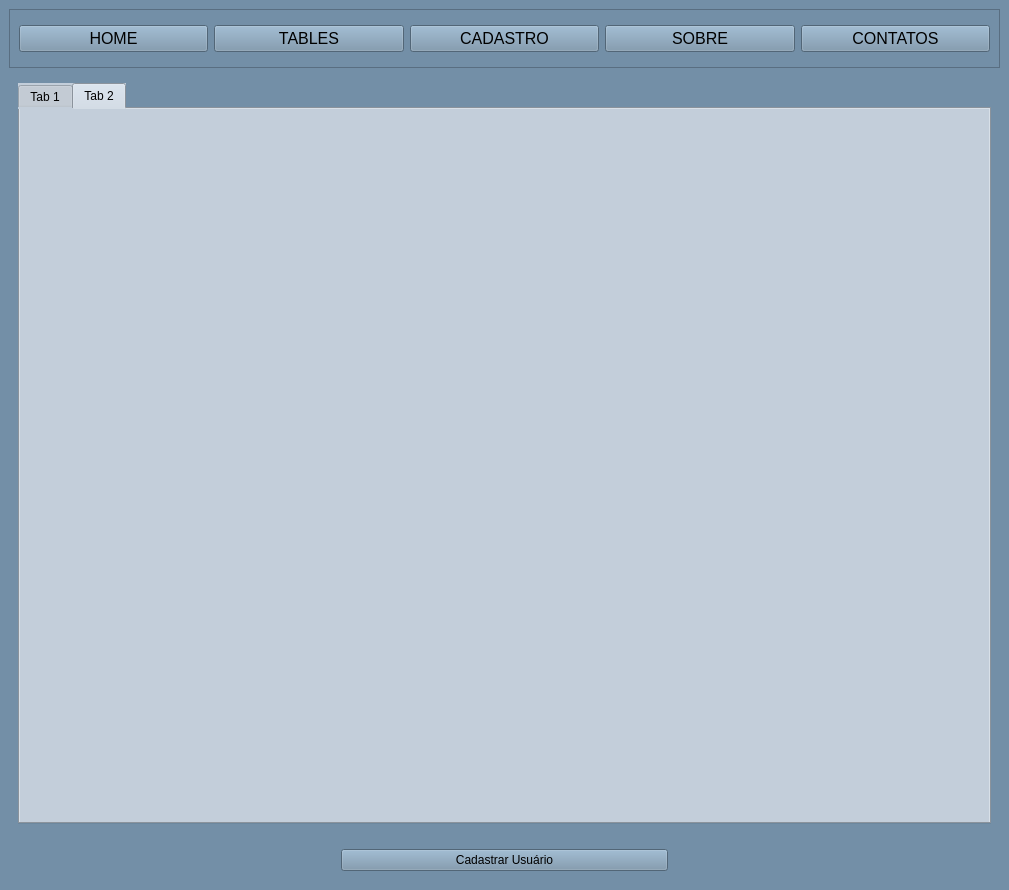
This is mainScreen.ui in Necro-404/Erp as Qt 5 draws it before an edit. The edited form follows.
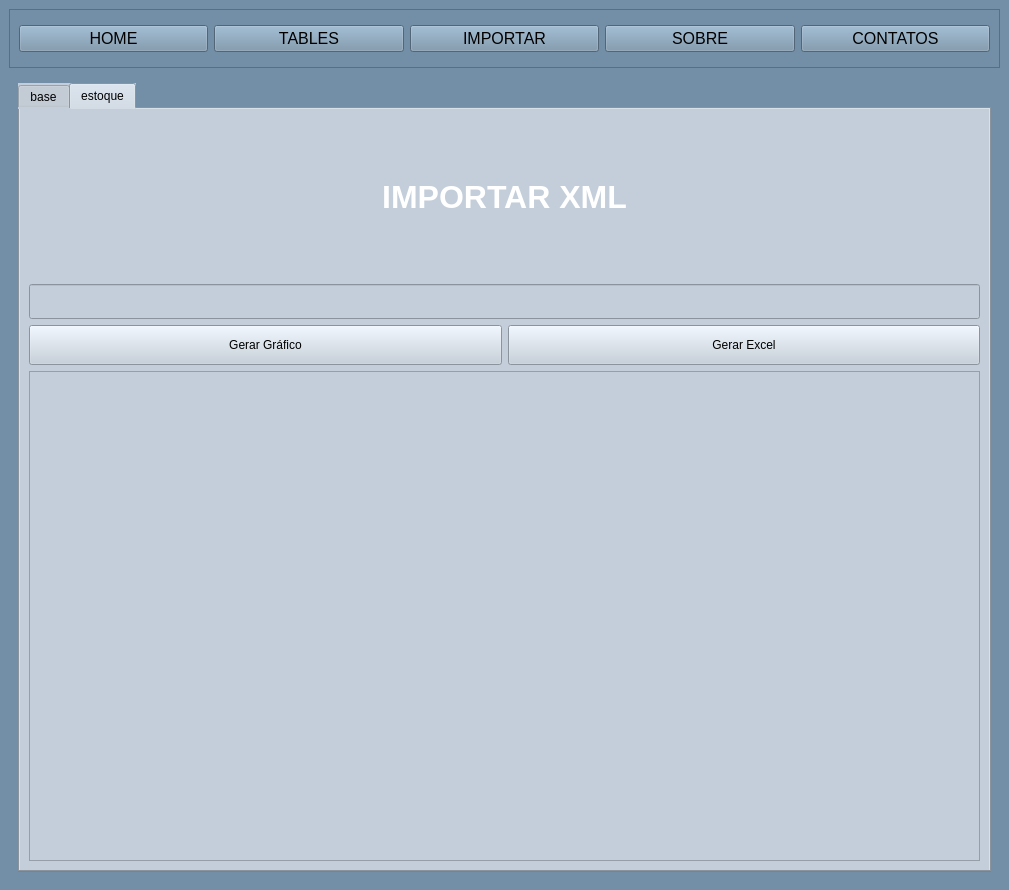
This is the edited form. The open tabs and pages were chosen to show the change. Icons and pictures are not drawn.

Patch:
```diff
--- a/mainScreen.ui
+++ b/mainScreen.ui
@@ -65,7 +65,7 @@
           </font>
          </property>
          <property name="text">
-          <string>CADASTRO</string>
+          <string>IMPORTAR</string>
          </property>
         </widget>
        </item>
@@ -104,6 +104,31 @@
       <property name="currentIndex">
        <number>0</number>
       </property>
+      <widget class="QWidget" name="page_import">
+       <layout class="QVBoxLayout" name="verticalLayout_12">
+        <item>
+         <widget class="QLabel" name="label_19">
+          <property name="text">
+           <string>&lt;html&gt;&lt;head/&gt;&lt;body&gt;&lt;p align=&quot;center&quot;&gt;&lt;span style=&quot; font-size:24pt; font-weight:600; color:#ffffff;&quot;&gt;IMPORTAR XML&lt;/span&gt;&lt;/p&gt;&lt;/body&gt;&lt;/html&gt;</string>
+          </property>
+         </widget>
+        </item>
+        <item>
+         <layout class="QHBoxLayout" name="horizontalLayout_12">
+          <item>
+           <widget class="QLineEdit" name="lineEdit"/>
+          </item>
+          <item>
+           <widget class="QPushButton" name="pushButton">
+            <property name="text">
+             <string>PushButton</string>
+            </property>
+           </widget>
+          </item>
+         </layout>
+        </item>
+       </layout>
+      </widget>
       <widget class="QWidget" name="page_home">
        <property name="styleSheet">
         <string notr="true">background-color:rgb(195, 206, 218);</string>
@@ -169,6 +194,13 @@
           </property>
          </widget>
         </item>
+        <item>
+         <widget class="QPushButton" name="btn_main_cadastrar_usuario">
+          <property name="text">
+           <string>Cadastrar Usuário</string>
+          </property>
+         </widget>
+        </item>
         <item>
          <widget class="QLabel" name="label_5">
           <property name="text">
@@ -190,7 +222,7 @@
           </property>
           <widget class="QWidget" name="tab">
            <attribute name="title">
-            <string>Tab 1</string>
+            <string>base</string>
            </attribute>
            <layout class="QVBoxLayout" name="verticalLayout_8">
             <item>
@@ -380,8 +412,66 @@
           </widget>
           <widget class="QWidget" name="tab_2">
            <attribute name="title">
-            <string>Tab 2</string>
+            <string>estoque</string>
            </attribute>
+           <layout class="QVBoxLayout" name="verticalLayout_13">
+            <item>
+             <widget class="QLabel" name="label_22">
+              <property name="minimumSize">
+               <size>
+                <width>0</width>
+                <height>160</height>
+               </size>
+              </property>
+              <property name="text">
+               <string>&lt;html&gt;&lt;head/&gt;&lt;body&gt;&lt;p align=&quot;center&quot;&gt;&lt;span style=&quot; font-size:24pt; font-weight:600; color:#ffffff;&quot;&gt;IMPORTAR XML&lt;/span&gt;&lt;/p&gt;&lt;/body&gt;&lt;/html&gt;</string>
+              </property>
+             </widget>
+            </item>
+            <item>
+             <widget class="QLineEdit" name="lineedit_estoque">
+              <property name="minimumSize">
+               <size>
+                <width>0</width>
+                <height>35</height>
+               </size>
+              </property>
+             </widget>
+            </item>
+            <item>
+             <layout class="QHBoxLayout" name="horizontalLayout_14">
+              <item>
+               <widget class="QPushButton" name="btn_gerar_grafico">
+                <property name="minimumSize">
+                 <size>
+                  <width>0</width>
+                  <height>40</height>
+                 </size>
+                </property>
+                <property name="text">
+                 <string>Gerar Gráfico</string>
+                </property>
+               </widget>
+              </item>
+              <item>
+               <widget class="QPushButton" name="btn_gerar_excel">
+                <property name="minimumSize">
+                 <size>
+                  <width>0</width>
+                  <height>40</height>
+                 </size>
+                </property>
+                <property name="text">
+                 <string>Gerar Excel</string>
+                </property>
+               </widget>
+              </item>
+             </layout>
+            </item>
+            <item>
+             <widget class="QTableView" name="tableView_estoque"/>
+            </item>
+           </layout>
           </widget>
          </widget>
         </item>
@@ -542,37 +632,6 @@
       </widget>
      </widget>
     </item>
-    <item>
-     <layout class="QHBoxLayout" name="horizontalLayout_12">
-      <property name="topMargin">
-       <number>10</number>
-      </property>
-      <property name="bottomMargin">
-       <number>10</number>
-      </property>
-      <item>
-       <widget class="QLabel" name="label_20">
-        <property name="text">
-         <string/>
-        </property>
-       </widget>
-      </item>
-      <item>
-       <widget class="QPushButton" name="btn_main_cadastrar_usuario">
-        <property name="text">
-         <string>Cadastrar Usuário</string>
-        </property>
-       </widget>
-      </item>
-      <item>
-       <widget class="QLabel" name="label_19">
-        <property name="text">
-         <string/>
-        </property>
-       </widget>
-      </item>
-     </layout>
-    </item>
    </layout>
   </widget>
  </widget>
```
Left out of the diff: 32 changed lines with no effect on the pictures.
